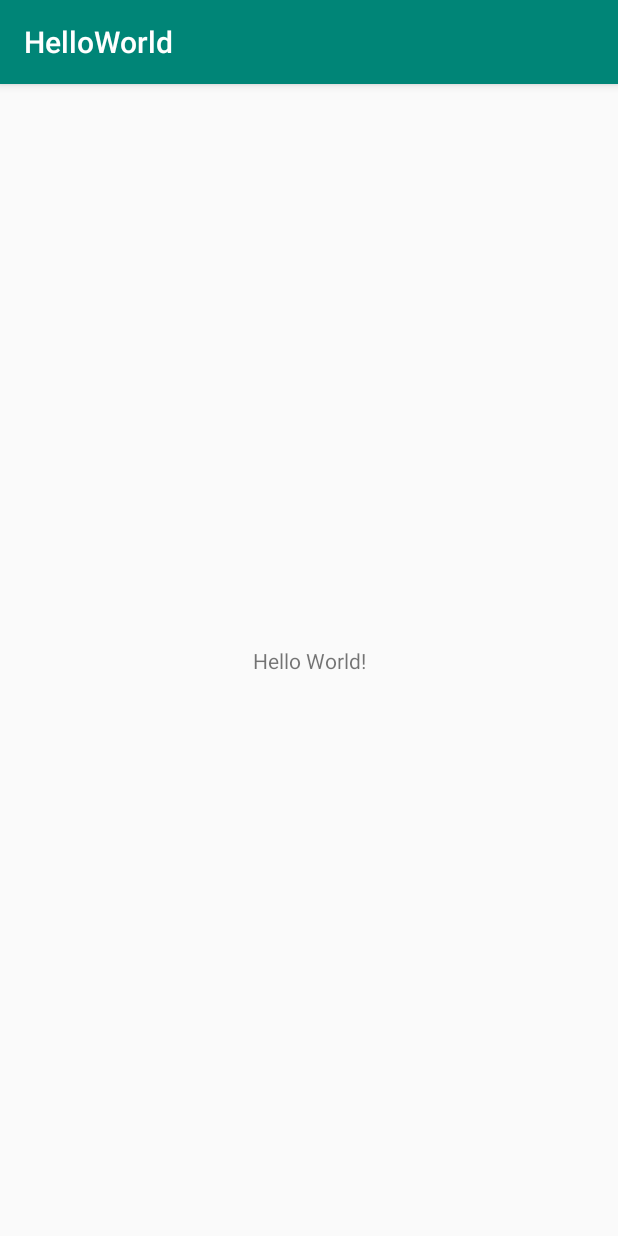
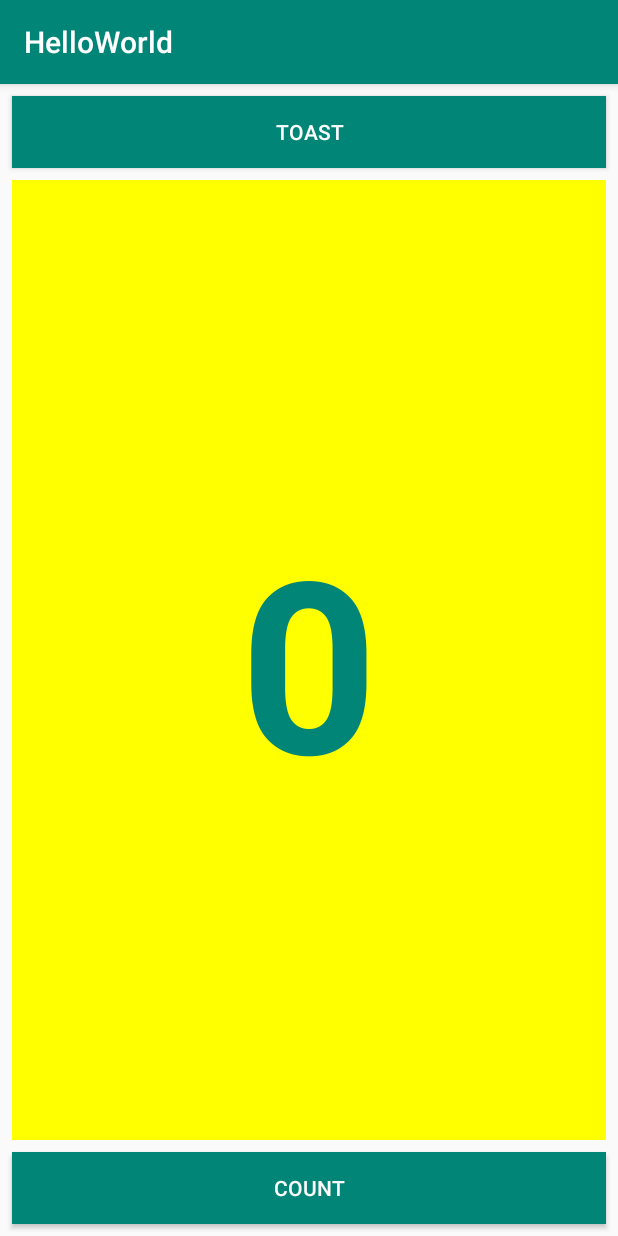
Before and after one commit to shashank205/AndroidHelloWorld, an Android app: the screen it shows after launch (MainActivity), on a phone screen of 412 x 824 dp. Run offline under Robolectric (Android 15) with nearby library versions, the light colour scheme and no system bars.

Commit message:
Make Show Toast app

```diff
--- a/app/build.gradle
+++ b/app/build.gradle
@@ -4,7 +4,7 @@
     compileSdkVersion 28
     defaultConfig {
         applicationId "com.example.helloworld"
-        minSdkVersion 15
+        minSdkVersion 17
         targetSdkVersion 28
         versionCode 1
         versionName "1.0"
--- a/app/src/main/java/com/example/helloworld/MainActivity.java
+++ b/app/src/main/java/com/example/helloworld/MainActivity.java
@@ -2,12 +2,31 @@
 
 import android.support.v7.app.AppCompatActivity;
 import android.os.Bundle;
+import android.util.Log;
+import android.view.View;
+import android.widget.TextView;
+import android.widget.Toast;
 
 public class MainActivity extends AppCompatActivity {
+    private int mCount = 0;
+    private TextView mShowCount;
 
     @Override
     protected void onCreate(Bundle savedInstanceState) {
         super.onCreate(savedInstanceState);
         setContentView(R.layout.activity_main);
+        Log.d("MainActivity", "Birthday to me");
+        mShowCount = (TextView) findViewById(R.id.show_count);
+    }
+
+    public void showToast(View view) {
+        Toast toast = Toast.makeText(this, R.string.toast_message, Toast.LENGTH_SHORT);
+        toast.show();
+    }
+
+    public void countUp(View view) {
+        mCount++;
+        if(mShowCount != null)
+            mShowCount.setText(Integer.toString(mCount));
     }
 }
--- a/app/src/main/res/layout/activity_main.xml
+++ b/app/src/main/res/layout/activity_main.xml
@@ -6,13 +6,60 @@
     android:layout_height="match_parent"
     tools:context=".MainActivity">
 
+    <Button
+        android:id="@+id/button_toast"
+        android:layout_width="0dp"
+        android:layout_height="wrap_content"
+        android:layout_marginStart="8dp"
+        android:layout_marginTop="8dp"
+        android:layout_marginEnd="8dp"
+        android:background="@color/colorPrimary"
+        android:text="@string/button_label_toast"
+        android:textColor="@android:color/white"
+        app:layout_constraintBottom_toBottomOf="parent"
+        app:layout_constraintEnd_toEndOf="parent"
+        app:layout_constraintHorizontal_bias="0.498"
+        app:layout_constraintStart_toStartOf="parent"
+        app:layout_constraintTop_toTopOf="parent"
+        app:layout_constraintVertical_bias="0.0"
+        android:onClick="showToast" />
+
+    <Button
+        android:id="@+id/button_count"
+        android:layout_width="0dp"
+        android:layout_height="wrap_content"
+        android:layout_marginStart="8dp"
+        android:layout_marginEnd="8dp"
+        android:layout_marginBottom="8dp"
+        android:background="@color/colorPrimary"
+        android:text="@string/button_label_count"
+        android:textColor="@android:color/white"
+        app:layout_constraintBottom_toBottomOf="parent"
+        app:layout_constraintEnd_toEndOf="parent"
+        app:layout_constraintHorizontal_bias="0.0"
+        app:layout_constraintStart_toStartOf="parent"
+        app:layout_constraintTop_toTopOf="@+id/button_toast"
+        app:layout_constraintVertical_bias="1.0"
+        android:onClick="countUp" />
+
     <TextView
-        android:layout_width="wrap_content"
-        android:layout_height="wrap_content"
-        android:text="Hello World!"
-        app:layout_constraintBottom_toBottomOf="parent"
-        app:layout_constraintLeft_toLeftOf="parent"
-        app:layout_constraintRight_toRightOf="parent"
-        app:layout_constraintTop_toTopOf="parent" />
+        android:id="@+id/show_count"
+        android:layout_width="0dp"
+        android:layout_height="0dp"
+        android:layout_marginStart="8dp"
+        android:layout_marginTop="8dp"
+        android:layout_marginEnd="8dp"
+        android:layout_marginBottom="8dp"
+        android:background="#FFFF00"
+        android:gravity="center_vertical"
+        android:text="@string/count_initial_value"
+        android:textAlignment="center"
+        android:textColor="@color/colorPrimary"
+        android:textSize="160sp"
+        android:textStyle="bold"
+        app:layout_constraintBottom_toTopOf="@+id/button_count"
+        app:layout_constraintEnd_toEndOf="parent"
+        app:layout_constraintStart_toStartOf="parent"
+        app:layout_constraintTop_toBottomOf="@+id/button_toast" />
 
 </android.support.constraint.ConstraintLayout>
--- a/app/src/main/res/values/strings.xml
+++ b/app/src/main/res/values/strings.xml
@@ -1,3 +1,7 @@
 <resources>
     <string name="app_name">HelloWorld</string>
+    <string name="button_label_toast">Toast</string>
+    <string name="button_label_count">Count</string>
+    <string name="count_initial_value">0</string>
+    <string name="toast_message">Hello Toast!</string>
 </resources>
```
